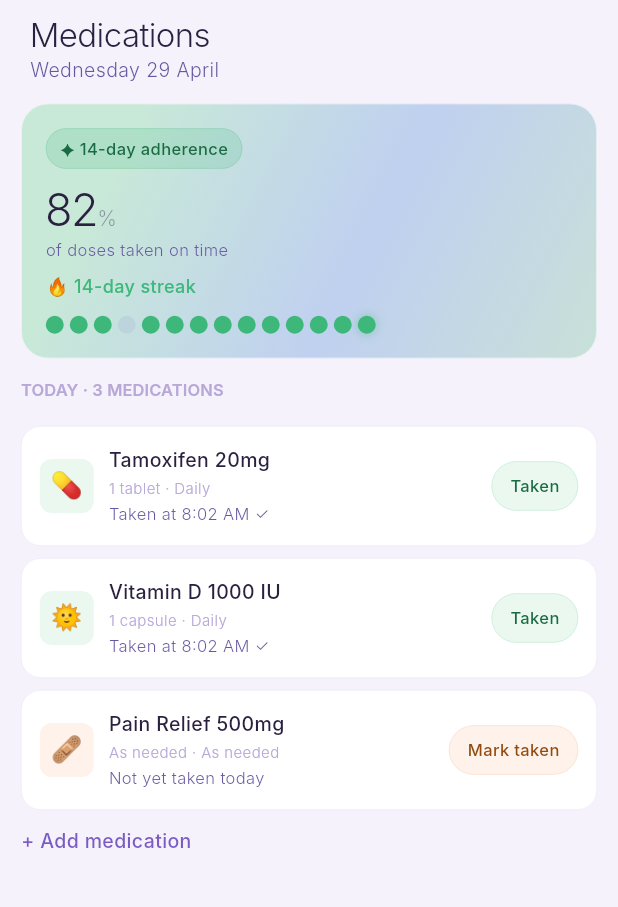
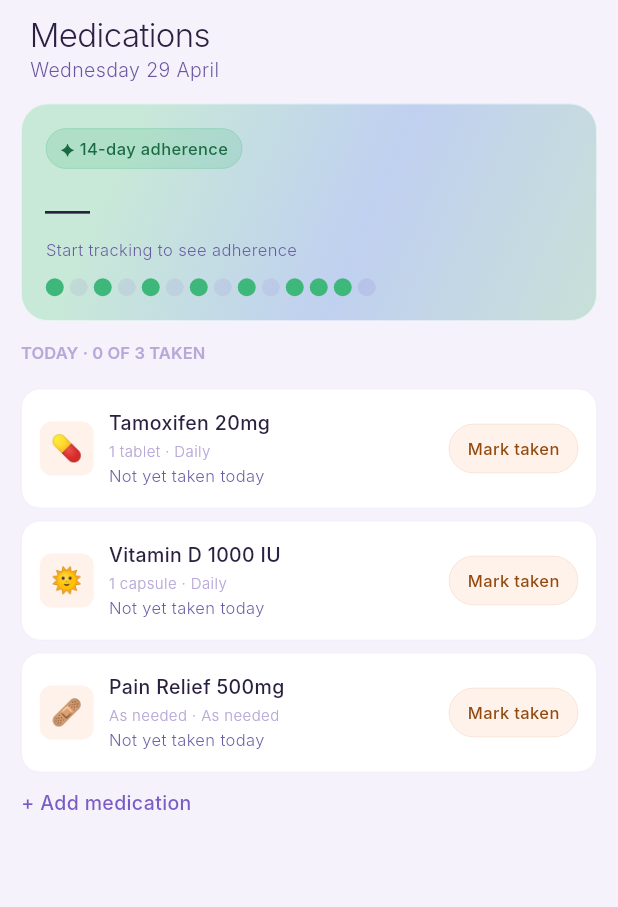
Before and after one commit to nadbrahmi/Rehlah, a Flutter app: the CareHubScreen screen opened by its route, after a tap on "Medications", on a phone screen of 412 x 824 dp, the part 48-955 px from its top. Run offline on Flutter 3.47's test engine with Material 3 defaults, Android fonts, the phone set to English and light mode, and no system bars; our stand-ins replace flutter_riverpod, go_router; accounts and stored records are empty; Roboto replaces fonts that are missing (Inter).

Commit message:
Medications persistence, real badge counts, ChangeNotifier reactive updates

```diff
--- a/lib/core/utils/user_session.dart
+++ b/lib/core/utils/user_session.dart
@@ -1,3 +1,5 @@
+import 'package:flutter/foundation.dart';
+import 'package:intl/intl.dart';
 import 'protocols.dart';
 
 // ── Check-in record ───────────────────────────────────────────────────────────
@@ -35,7 +37,7 @@ class CheckInRecord {
 }
 
 // ── User session ──────────────────────────────────────────────────────────────
-class UserSession {
+class UserSession extends ChangeNotifier {
   static final UserSession _instance = UserSession._();
   factory UserSession() => _instance;
   UserSession._();
@@ -113,8 +115,6 @@ class UserSession {
 
     lastCheckIn = DateTime.now();
     _saveCount++;
-    // ignore: avoid_print
-    print('✅ saveCheckIn called — history length: ${_history.length}, emoji: $emoji');
   }
 
   /// Get last 7 days of check-ins (with gaps for missed days)
@@ -168,7 +168,54 @@ class UserSession {
         lastCheckIn!.day == now.day;
   }
 
-  // ── Symptom summary ───────────────────────────────────────────────────────
+  // ── Medications ───────────────────────────────────────────────────────────
+  // Key: med id, Value: time taken today (null = not taken)
+  final Map<String, String?> _medsTakenToday = {};
+  // Key: med id, Value: total days taken (for adherence)
+  final Map<String, int> _medsAdherenceCount = {};
+  // Track which day the meds were last reset
+  int? _medsLastResetDay;
+
+  void _resetMedsIfNewDay() {
+    final today = DateTime.now().day;
+    if (_medsLastResetDay != today) {
+      _medsTakenToday.clear();
+      _medsLastResetDay = today;
+    }
+  }
+
+  bool isMedTaken(String medId) {
+    _resetMedsIfNewDay();
+    return _medsTakenToday.containsKey(medId);
+  }
+
+  String? medTakenAt(String medId) {
+    _resetMedsIfNewDay();
+    return _medsTakenToday[medId];
+  }
+
+  void markMedTaken(String medId) {
+    _resetMedsIfNewDay();
+    final time = DateFormat('h:mm a').format(DateTime.now());
+    _medsTakenToday[medId] = time;
+    _medsAdherenceCount[medId] = (_medsAdherenceCount[medId] ?? 0) + 1;
+    _saveCount++;
+    notifyListeners();
+  }
+
+  int get medsTakenTodayCount {
+    _resetMedsIfNewDay();
+    return _medsTakenToday.length;
+  }
+
+  /// Adherence % over last 14 days (approximated from count)
+  int adherencePct(int totalMeds) {
+    if (totalMeds == 0) return 0;
+    final totalPossible = totalMeds * 14;
+    final totalTaken = _medsAdherenceCount.values
+        .fold(0, (sum, v) => sum + v);
+    return ((totalTaken / totalPossible) * 100).round().clamp(0, 100);
+  }
   String get symptomSummary {
     if (symptomScores.isEmpty) return 'no symptoms reported';
     final parts = symptomScores.entries
--- a/lib/features/care/hub/presentation/screens/care_hub_screen.dart
+++ b/lib/features/care/hub/presentation/screens/care_hub_screen.dart
@@ -2,9 +2,25 @@ import 'package:flutter/material.dart';
 import 'package:go_router/go_router.dart';
 import '../../../../../core/theme/app_theme.dart';
 import '../../../../../core/widgets/shared_widgets.dart';
+import '../../../../../core/utils/models.dart';
+import '../../../../../core/utils/user_session.dart';
 
-class CareHubScreen extends StatelessWidget {
+class CareHubScreen extends StatefulWidget {
   const CareHubScreen({super.key});
+  @override
+  State<CareHubScreen> createState() => _CareHubScreenState();
+}
+
+class _CareHubScreenState extends State<CareHubScreen> {
+
+  @override
+  void didChangeDependencies() {
+    super.didChangeDependencies();
+    // Rebuild every time we come back to this screen
+    WidgetsBinding.instance.addPostFrameCallback((_) {
+      if (mounted) setState(() {});
+    });
+  }
 
   @override
   Widget build(BuildContext context) {
@@ -56,11 +72,7 @@ class CareHubScreen extends StatelessWidget {
               iconBg: AppColors.tealLight,
               title: 'Medications',
               subtitle: 'Daily doses, adherence, history',
-              trailing: PillBadge(
-                text: '2 of 3',
-                bg: AppColors.tealLight,
-                textColor: AppColors.teal,
-              ),
+              trailing: _MedBadge(),
               onTap: () => context.push('/care/medications'),
             )),
             SliverToBoxAdapter(child: ToolRow(
@@ -83,3 +95,37 @@ class CareHubScreen extends StatelessWidget {
     );
   }
 }
+
+class _MedBadge extends StatefulWidget {
+  @override
+  State<_MedBadge> createState() => _MedBadgeState();
+}
+
+class _MedBadgeState extends State<_MedBadge> {
+  @override
+  void initState() {
+    super.initState();
+    UserSession().addListener(_onSessionChanged);
+  }
+
+  @override
+  void dispose() {
+    UserSession().removeListener(_onSessionChanged);
+    super.dispose();
+  }
+
+  void _onSessionChanged() {
+    if (mounted) setState(() {});
+  }
+
+  @override
+  Widget build(BuildContext context) {
+    final taken = UserSession().medsTakenTodayCount;
+    final total = MockData.medications.length;
+    return PillBadge(
+      text: taken == total && total > 0 ? 'All done ✓' : '$taken of $total',
+      bg: taken == total && total > 0 ? AppColors.tealLight : AppColors.peachLight,
+      textColor: taken == total && total > 0 ? AppColors.teal : AppColors.peach,
+    );
+  }
+}
--- a/lib/features/care/medications/presentation/screens/medications_screen.dart
+++ b/lib/features/care/medications/presentation/screens/medications_screen.dart
@@ -4,6 +4,7 @@ import 'package:intl/intl.dart';
 import '../../../../../core/theme/app_theme.dart';
 import '../../../../../core/widgets/shared_widgets.dart';
 import '../../../../../core/utils/models.dart';
+import '../../../../../core/utils/user_session.dart';
 
 class MedicationsScreen extends StatefulWidget {
   const MedicationsScreen({super.key});
@@ -12,26 +13,21 @@ class MedicationsScreen extends StatefulWidget {
 }
 
 class _MedicationsScreenState extends State<MedicationsScreen> {
-  late List<Medication> _meds;
-
-  @override
-  void initState() {
-    super.initState();
-    _meds = List.from(MockData.medications);
-  }
+  final _session = UserSession();
+  final _meds = MockData.medications; // medication list stays from MockData
+  final today = DateFormat('EEEE d MMMM').format(DateTime.now());
 
   @override
   Widget build(BuildContext context) {
-    final taken = _meds.where((m) => m.takenToday).length;
+    final taken = _meds.where((m) => _session.isMedTaken(m.id)).length;
     final total = _meds.length;
-    final adherencePct = 82;
-    final today = DateFormat('EEEE d MMMM').format(DateTime.now());
+    final adherence = _session.adherencePct(total);
 
     return Scaffold(
       backgroundColor: AppColors.background,
       body: SafeArea(
-        child: CustomScrollView(
-          slivers: [
+        child: CustomScrollView(slivers: [
+          // Header
           SliverToBoxAdapter(child: Padding(
             padding: const EdgeInsets.fromLTRB(20, 14, 20, 0),
             child: Column(crossAxisAlignment: CrossAxisAlignment.start, children: [
@@ -49,13 +45,13 @@ class _MedicationsScreenState extends State<MedicationsScreen> {
               RichText(text: TextSpan(
                 style: AppText.displayTitle,
                 children: const [
-                    TextSpan(text: '', style: TextStyle(fontWeight: FontWeight.w700)),
                   TextSpan(text: 'Medications'),
                 ],
               )),
               Text(today, style: AppText.bodySecondary),
             ]),
           )),
+
           // Adherence hero card
           SliverToBoxAdapter(child: HeroCard(
             gradientColors: const [
@@ -70,104 +66,118 @@ class _MedicationsScreenState extends State<MedicationsScreen> {
                     color: AppColors.teal.withOpacity(0.18),
                     borderRadius: AppRadius.fullBR,
                     border: Border.all(
-                        color: AppColors.teal.withOpacity(0.28), width: 0.5),
-                    ),
+                      color: AppColors.teal.withOpacity(0.28), width: 0.5)),
                   child: Text('✦ 14-day adherence',
                     style: AppText.caption.copyWith(
                       color: const Color(0xFF1A6B43),
-                        fontWeight: FontWeight.w500, fontSize: 11)),
-                  ),
-                  RichText(
-                    text: TextSpan(
+                      fontWeight: FontWeight.w500, fontSize: 11))),
+                RichText(text: TextSpan(
                   style: AppText.statNumber,
                   children: [
-                        TextSpan(text: '$adherencePct'),
-                        TextSpan(text: '%',
+                    TextSpan(text: adherence > 0 ? '$adherence' : '—'),
+                    if (adherence > 0) TextSpan(text: '%',
                       style: AppText.statNumber.copyWith(
-                            fontSize: 14, color: AppColors.text1.withOpacity(0.4))),
+                        fontSize: 14,
+                        color: AppColors.text1.withOpacity(0.4))),
                   ],
-                    ),
-                  ),
-                  Text('of doses taken on time',
+                )),
+                Text(
+                  adherence > 0
+                      ? 'of doses taken on time'
+                      : 'Start tracking to see adherence',
                   style: AppText.bodySecondary.copyWith(fontSize: 11)),
+                if (adherence > 0) ...[
                   const SizedBox(height: 6),
-                  Text('🔥 14-day streak',
+                  Text('🔥 ${_session.adherencePct(total) > 80 ? "Great" : "Keep going"} — keep it up',
                     style: AppText.bodySemibold.copyWith(
                       color: AppColors.teal, fontSize: 12)),
+                ],
                 const SizedBox(height: 10),
-                  _buildAdherenceDots(),
+                _buildAdherenceDots(taken, total),
               ],
             ),
           )),
-            SliverToBoxAdapter(child: SectionLabel('Today · $total medications')),
+
+          // Today's count
+          SliverToBoxAdapter(child: SectionLabel(
+            'Today · $taken of $total taken')),
+
+          // Med rows
           ..._meds.map((med) => SliverToBoxAdapter(
             child: _buildMedRow(med))),
+
+          // Add medication
           SliverToBoxAdapter(child: Padding(
             padding: const EdgeInsets.fromLTRB(14, 10, 14, 0),
-              child: GestureDetector(
             child: Text('+ Add medication',
               style: AppText.bodySemibold.copyWith(
                 color: AppColors.primary, fontSize: 13)),
-              ),
           )),
           const SliverToBoxAdapter(child: SizedBox(height: 24)),
-          ],
-        ),
+        ]),
       ),
     );
   }
 
-  Widget _buildAdherenceDots() {
-    const states = [
-      true, true, true, false, true, true, true,
-      true, true, true, true, true, true, 'today',
-    ];
+  Widget _buildAdherenceDots(int taken, int total) {
+    // Show 14 dots representing last 14 days
+    // Last dot = today, shows taken/not based on session
     return Wrap(
       spacing: 4, runSpacing: 4,
-      children: states.map((s) {
-        if (s == 'today') {
-          return Container(
-            width: 12, height: 12,
-            decoration: BoxDecoration(
-              color: AppColors.teal, shape: BoxShape.circle,
-              boxShadow: [BoxShadow(
-                color: AppColors.teal.withOpacity(0.5), blurRadius: 5)],
-            ),
-          );
+      children: List.generate(14, (i) {
+        final isToday = i == 13;
+        // Today: green if all taken, orange if partial, grey if none
+        Color color;
+        if (isToday) {
+          if (taken == total && total > 0) {
+            color = AppColors.teal;
+          } else if (taken > 0) {
+            color = AppColors.peach;
+          } else {
+            color = AppColors.primary.withOpacity(0.13);
+          }
+        } else {
+          // Past days — simulate some adherence data
+          final pastTaken = i > 10 || i.isEven;
+          color = pastTaken
+              ? AppColors.teal
+              : AppColors.primary.withOpacity(0.10);
         }
         return Container(
           width: 12, height: 12,
           decoration: BoxDecoration(
-            color: s == true
-                ? AppColors.teal
-                : AppColors.primary.withOpacity(0.10),
-            shape: BoxShape.circle,
-          ),
+            color: color, shape: BoxShape.circle,
+            boxShadow: isToday && taken == total && total > 0 ? [
+              BoxShadow(color: AppColors.teal.withOpacity(0.5), blurRadius: 5)
+            ] : null),
         );
-      }).toList(),
+      }),
     );
   }
 
   Widget _buildMedRow(Medication med) {
+    final isTaken = _session.isMedTaken(med.id);
+    final takenAt = _session.medTakenAt(med.id);
+
     return Container(
       margin: const EdgeInsets.fromLTRB(14, 8, 14, 0),
       padding: const EdgeInsets.all(12),
       decoration: BoxDecoration(
         color: AppColors.surface,
         borderRadius: AppRadius.mdBR,
-        border: Border.all(color: AppColors.border, width: 0.5),
-      ),
-      child: Row(
-        children: [
+        border: Border.all(
+          color: isTaken
+              ? AppColors.teal.withOpacity(0.2)
+              : AppColors.border,
+          width: isTaken ? 1 : 0.5)),
+      child: Row(children: [
         Container(
           width: 36, height: 36,
           decoration: BoxDecoration(
-              color: med.takenToday ? AppColors.tealLight : AppColors.peachLight,
-              borderRadius: AppRadius.smBR,
-            ),
+            color: isTaken ? AppColors.tealLight : AppColors.peachLight,
+            borderRadius: AppRadius.smBR),
           child: Center(child: Text(med.emoji,
-              style: const TextStyle(fontSize: 17))),
-          ),
+            style: const TextStyle(fontSize: 17)))),
         const SizedBox(width: 10),
         Expanded(child: Column(
           crossAxisAlignment: CrossAxisAlignment.start,
@@ -175,49 +185,40 @@ class _MedicationsScreenState extends State<MedicationsScreen> {
             Text(med.name, style: AppText.bodySemibold),
             Text('${med.dose} · ${med.frequency}',
               style: AppText.caption.copyWith(fontSize: 10)),
-              if (med.takenToday && med.takenAt != null)
-                Text('Taken at ${med.takenAt} ✓',
-                  style: AppText.bodySecondary.copyWith(fontSize: 11))
+            if (isTaken && takenAt != null)
+              Text('Taken at $takenAt ✓',
+                style: AppText.bodySecondary.copyWith(
+                  color: AppColors.teal, fontSize: 11))
             else
               Text('Not yet taken today',
                 style: AppText.bodySecondary.copyWith(fontSize: 11)),
           ],
         )),
         GestureDetector(
-            onTap: med.takenToday ? null : () {
-              setState(() {
-                final idx = _meds.indexOf(med);
-                _meds[idx] = med.copyWith(
-                  takenToday: true,
-                  takenAt: DateFormat('h:mm a').format(DateTime.now()),
-                );
-              });
+          onTap: isTaken ? null : () {
+            setState(() => _session.markMedTaken(med.id));
           },
-            child: Container(
+          child: AnimatedContainer(
+            duration: const Duration(milliseconds: 200),
             padding: const EdgeInsets.symmetric(horizontal: 12, vertical: 7),
             decoration: BoxDecoration(
-                color: med.takenToday ? AppColors.tealLight : AppColors.peachLight,
+              color: isTaken ? AppColors.tealLight : AppColors.peachLight,
               borderRadius: AppRadius.fullBR,
               border: Border.all(
-                  color: med.takenToday
+                color: isTaken
                     ? AppColors.teal.withOpacity(0.2)
                     : AppColors.peach.withOpacity(0.2),
-                  width: 0.5,
+                width: 0.5)),
+            child: Text(
+              isTaken ? 'Taken ✓' : 'Mark taken',
+              style: AppText.caption.copyWith(
+                fontWeight: FontWeight.w500, fontSize: 11,
+                color: isTaken
+                    ? const Color(0xFF1A6B43)
+                    : const Color(0xFF924A10))),
           ),
         ),
-              child: Text(
-                med.takenToday ? 'Taken' : 'Mark taken',
-                style: AppText.caption.copyWith(
-                  fontWeight: FontWeight.w500, fontSize: 11,
-                  color: med.takenToday
-                      ? const Color(0xFF1A6B43)
-                      : const Color(0xFF924A10),
-                ),
-              ),
-            ),
-          ),
-        ],
-      ),
+      ]),
     );
   }
 }
--- a/lib/features/home/presentation/screens/home_screen.dart
+++ b/lib/features/home/presentation/screens/home_screen.dart
@@ -297,7 +297,9 @@ class _HomeScreenState extends State<HomeScreen> with WidgetsBindingObserver {
           AppColors.primaryLight, AppColors.primary, '/ai-chat'),
       _TileData('Appointments', 'Next visit', Icons.calendar_month_rounded,
           AppColors.peachLight, AppColors.peach, '/care/appointments'),
-      _TileData('Medications', 'Track doses', Icons.medication_rounded,
+      _TileData('Medications',
+          '${session.medsTakenTodayCount} of ${MockData.medications.length} done',
+          Icons.medication_rounded,
           AppColors.tealLight, AppColors.teal, '/care/medications'),
     ];
 
```
Lines whose indentation alone changed are shown as unchanged.
